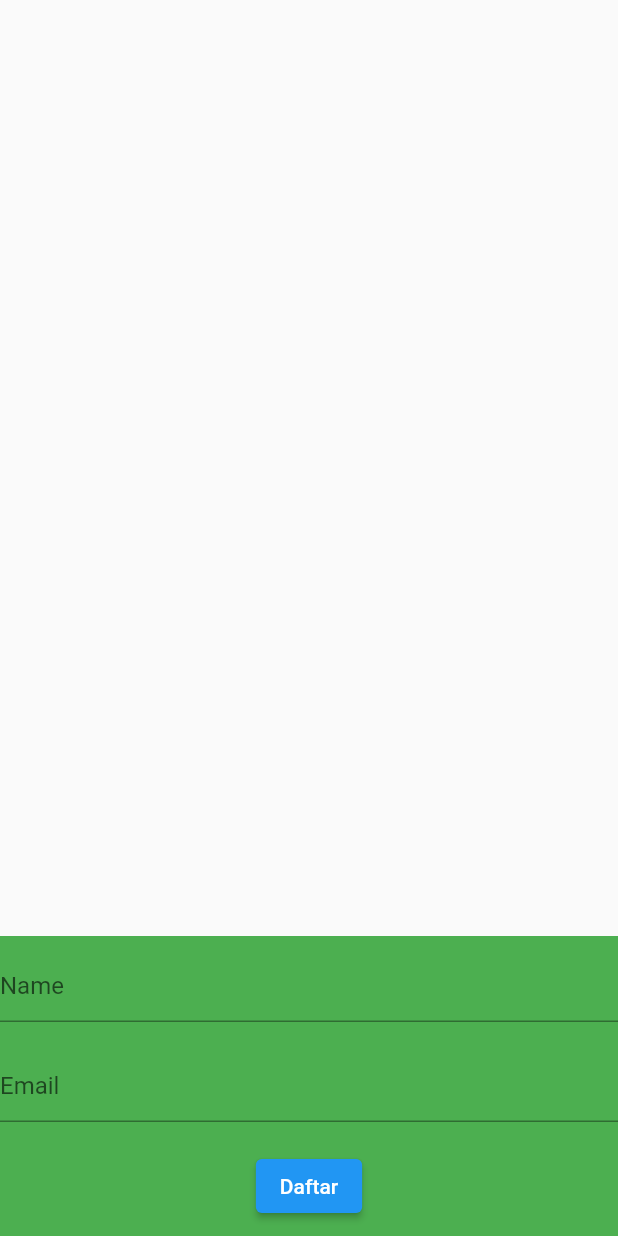
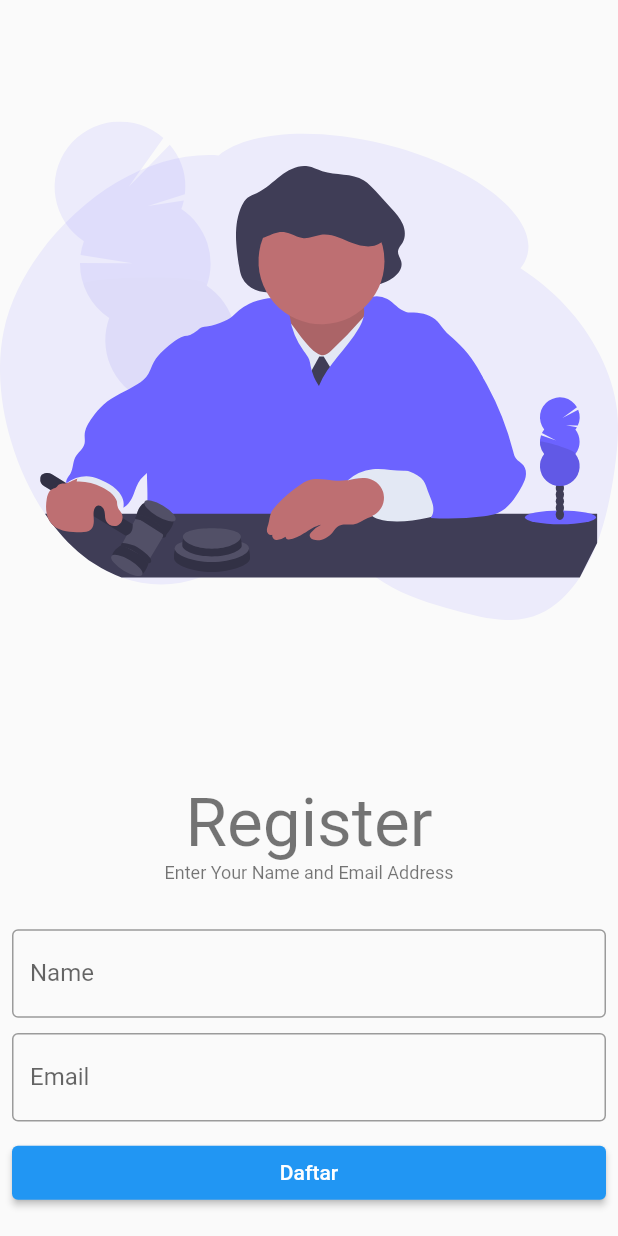
Before and after one commit to firman-ali/cash_flow_journal, a Flutter app: the WelcomePage screen opened directly, on a phone screen of 412 x 824 dp. Run offline on Flutter 3.47's test engine with Material 2 defaults, Android fonts, the phone set to English and light mode, and no system bars; our stand-ins replace flutter_svg, shared_preferences, sqflite; accounts and stored records are empty; network calls fail; statements that could not run were skipped.

Commit message:
init database service and register user logic

```diff
--- /dev/null
+++ b/lib/helper/preference_helper.dart
@@ -0,0 +1,37 @@
+import 'package:shared_preferences/shared_preferences.dart';
+
+class PreferencesHelper {
+  final Future<SharedPreferences> sharedPreferences;
+
+  PreferencesHelper({required this.sharedPreferences});
+
+  static const REGISTERED_NAME = 'REGISTERED_NAME';
+  static const REGISTERED_EMAIL = 'REGISTERED_EMAIL';
+
+  Future<bool> get isRegistered async {
+    final prefs = await sharedPreferences;
+    if (prefs.getString(REGISTERED_NAME) != null &&
+        prefs.getString(REGISTERED_EMAIL) != null) {
+      return true;
+    } else {
+      return false;
+    }
+  }
+
+  void registerData(String name, String email) async {
+    final prefs = await sharedPreferences;
+    prefs.setString(REGISTERED_NAME, name);
+    prefs.setString(REGISTERED_EMAIL, email);
+  }
+
+  Future<Map<String, String>> get getRegisteredData async {
+    final _prefs = await sharedPreferences;
+    final _name = _prefs.getString(REGISTERED_NAME);
+    final _email = _prefs.getString(REGISTERED_EMAIL);
+
+    return {
+      REGISTERED_NAME: _name!,
+      REGISTERED_EMAIL: _email!,
+    };
+  }
+}
--- /dev/null
+++ b/lib/helper/state_helper.dart
@@ -0,0 +1 @@
+enum ResultState { isLoading, hasData, noData }
--- /dev/null
+++ b/lib/provider/preference_provider.dart
@@ -0,0 +1,36 @@
+import 'package:cash_flow_journal/helper/preference_helper.dart';
+import 'package:cash_flow_journal/helper/state_helper.dart';
+import 'package:flutter/material.dart';
+
+class PreferencesProvider extends ChangeNotifier {
+  PreferencesHelper preferencesHelper;
+
+  PreferencesProvider({required this.preferencesHelper}) {
+    _getStatus();
+  }
+
+  late ResultState _resultState;
+  late bool _isRegistered;
+
+  ResultState get state => _resultState;
+  bool get isRegitered => _isRegistered;
+
+  void _getStatus() async {
+    _resultState = ResultState.isLoading;
+    notifyListeners();
+    final result = await preferencesHelper.isRegistered;
+    if (result) {
+      _isRegistered = result;
+      _resultState = ResultState.hasData;
+      notifyListeners();
+    } else {
+      _resultState = ResultState.noData;
+      notifyListeners();
+    }
+  }
+
+  void registerData(String name, String email) {
+    preferencesHelper.registerData(name, email);
+    _getStatus();
+  }
+}
--- a/lib/ui/welcome_page.dart
+++ b/lib/ui/welcome_page.dart
@@ -1,4 +1,9 @@
+import 'package:cash_flow_journal/provider/preference_provider.dart';
+import 'package:cash_flow_journal/ui/home_page.dart';
+import 'package:cash_flow_journal/widget/biodata_text_field.dart';
 import 'package:flutter/material.dart';
+import 'package:flutter_svg/flutter_svg.dart';
+import 'package:provider/provider.dart';
 
 class WelcomePage extends StatefulWidget {
   const WelcomePage({Key? key}) : super(key: key);
@@ -10,41 +15,103 @@ class WelcomePage extends StatefulWidget {
 class _WelcomePageState extends State<WelcomePage> {
   final TextEditingController _nameTextController = TextEditingController();
   final TextEditingController _emailTextController = TextEditingController();
+  final _formKey = GlobalKey<FormState>();
+
+  @override
+  void dispose() {
+    _nameTextController.dispose();
+    _emailTextController.dispose();
+    super.dispose();
+  }
 
   @override
   Widget build(BuildContext context) {
-    return Scaffold(
+    Size size = MediaQuery.of(context).size;
+    return GestureDetector(
+      onTap: () {
+        FocusScope.of(context).unfocus();
+      },
+      child: Scaffold(
         body: SizedBox(
-        height: MediaQuery.of(context).size.height,
-        width: MediaQuery.of(context).size.width,
+          height: size.height,
+          width: size.width,
           child: Stack(
             children: [
+              SvgPicture.asset(
+                'assets/undraw_judge.svg',
+                height: size.height * 0.6,
+              ),
               Positioned(
                 bottom: 0,
                 child: Container(
-                width: MediaQuery.of(context).size.width,
-                height: 200,
-                color: Colors.green,
+                  width: size.width,
+                  height: 320,
+                  child: Padding(
+                    padding: const EdgeInsets.all(8.0),
+                    child: Form(
+                      key: _formKey,
+                      autovalidateMode: AutovalidateMode.always,
                       child: Column(
-                  mainAxisAlignment: MainAxisAlignment.spaceAround,
+                        mainAxisAlignment: MainAxisAlignment.spaceEvenly,
                         children: [
-                    TextField(
+                          Column(
+                            children: [
+                              Text(
+                                'Register',
+                                style: Theme.of(context).textTheme.headline3,
+                              ),
+                              Text(
+                                'Enter Your Name and Email Address',
+                                style: Theme.of(context).textTheme.caption,
+                              ),
+                            ],
+                          ),
+                          const SizedBox(height: 10.0),
+                          BioTextField(
                             controller: _nameTextController,
-                      decoration: const InputDecoration(hintText: 'Name'),
+                            label: 'Name',
+                            hint: 'Sugi',
+                            action: TextInputAction.next,
                           ),
-                    TextField(
+                          BioTextField(
                             controller: _emailTextController,
-                      decoration: const InputDecoration(hintText: 'Email'),
+                            hint: 'youremail@email.com',
+                            label: 'Email',
                           ),
-                    ElevatedButton(
-                        onPressed: () {}, child: const Text('Daftar'))
+                          SizedBox(
+                            width: size.width,
+                            child: ElevatedButton(
+                                onPressed: () {
+                                  final formState = _formKey.currentState!;
+                                  if (_nameTextController.text.isNotEmpty &&
+                                      _emailTextController.text.isNotEmpty) {
+                                    Provider.of<PreferencesProvider>(context,
+                                            listen: false)
+                                        .registerData(_nameTextController.text,
+                                            _emailTextController.text);
+                                    Navigator.pushReplacementNamed(
+                                        context, HomePage.routeName);
+                                  } else {
+                                    ScaffoldMessenger.of(context).showSnackBar(
+                                      const SnackBar(
+                                        content: Text(
+                                            'Silahkan Isi Semua Form Field'),
+                                      ),
+                                    );
+                                  }
+                                },
+                                child: const Text('Daftar')),
+                          )
                         ],
+                      ),
+                    ),
                   ),
                 ),
               ),
             ],
           ),
         ),
+      ),
     );
   }
 }
--- /dev/null
+++ b/lib/widget/biodata_text_field.dart
@@ -0,0 +1,38 @@
+import 'package:flutter/cupertino.dart';
+import 'package:flutter/material.dart';
+import 'package:flutter/services.dart';
+
+class BioTextField extends StatelessWidget {
+  final TextEditingController controller;
+  final String label;
+  final String? hint;
+  final TextInputAction? action;
+
+  const BioTextField(
+      {Key? key,
+      required this.controller,
+      required this.label,
+      this.action,
+      this.hint})
+      : super(key: key);
+
+  @override
+  Widget build(BuildContext context) {
+    return TextFormField(
+      controller: controller,
+      validator: (name) {
+        if (name!.isEmpty) {
+          'This form must be filled';
+        } else {
+          null;
+        }
+      },
+      decoration: InputDecoration(
+        label: Text(label),
+        hintText: hint,
+        border: const OutlineInputBorder(),
+      ),
+      textInputAction: action,
+    );
+  }
+}
```
Also changed, not shown: lib/common/constant.dart (added, +21 -0 lines), lib/data/database_service.dart (added, +72 -0 lines), lib/helper/page_router_helper.dart (added, +28 -0 lines), lib/main.dart (+23 -3 lines), lib/ui/home_page.dart (+20 -41 lines), pubspec.yaml (+8 -23 lines), assets/undraw_judge.svg (added), pubspec.lock. Lines whose indentation alone changed are shown as unchanged.
